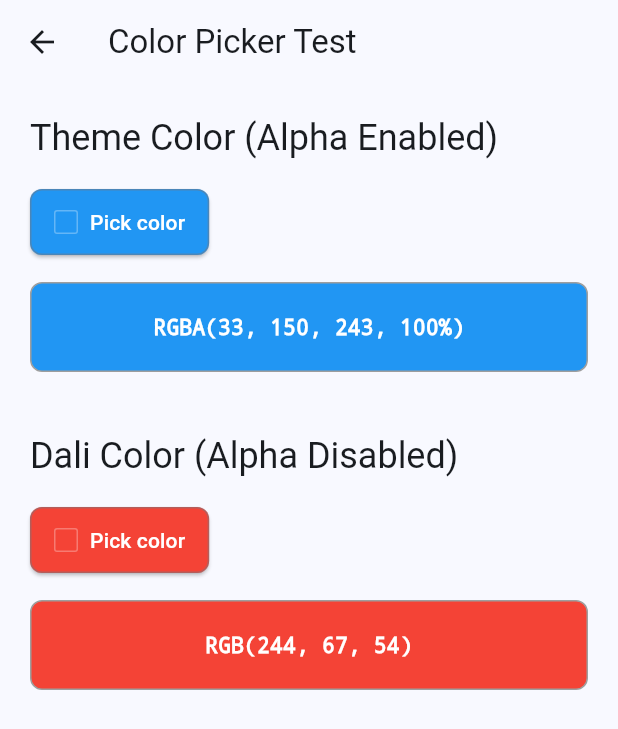
After one commit to tonylu00/DALI-Toolkit, a Flutter app: the ColorPickerTestPage screen opened directly, on a phone screen of 412 x 824 dp. The commit adds this screen. Shown: the top 729 px of the screen. Run offline on Flutter 3.47's test engine with Material 3 defaults, Android fonts, the phone set to English and light mode, and no system bars; our stand-ins replace easy_localization, firebase_analytics, firebase_core, fluttertoast, shared_preferences; missing offline and left inert: universal_ble; accounts and stored records are empty.

Commit message:
fix color picker

```diff
--- /dev/null
+++ b/lib/pages/color_picker_test.dart
@@ -0,0 +1,111 @@
+import 'package:flutter/material.dart';
+import 'package:easy_localization/easy_localization.dart';
+import '../pages/color_picker.dart';
+
+class ColorPickerTestPage extends StatefulWidget {
+  const ColorPickerTestPage({super.key});
+
+  @override
+  State<ColorPickerTestPage> createState() => _ColorPickerTestPageState();
+}
+
+class _ColorPickerTestPageState extends State<ColorPickerTestPage> {
+  Color themeColor = Colors.blue; // 主题颜色，支持alpha
+  Color daliColor = Colors.red; // Dali相关颜色，不支持alpha
+
+  @override
+  Widget build(BuildContext context) {
+    return Scaffold(
+      appBar: AppBar(
+        title: Text('Color Picker Test'.tr()),
+      ),
+      body: Padding(
+        padding: const EdgeInsets.all(20),
+        child: Column(
+          crossAxisAlignment: CrossAxisAlignment.start,
+          children: [
+            // 主题颜色选择器（启用alpha）
+            Text(
+              'Theme Color (Alpha Enabled)'.tr(),
+              style: Theme.of(context).textTheme.headlineSmall,
+            ),
+            const SizedBox(height: 16),
+            MyColorPicker(
+              defaultColor: themeColor,
+              enableAlpha: true, // 启用alpha通道
+              onColorChanged: (color) {
+                setState(() {
+                  themeColor = color;
+                });
+              },
+            ),
+            const SizedBox(height: 16),
+            Container(
+              width: double.infinity,
+              height: 60,
+              decoration: BoxDecoration(
+                color: themeColor,
+                borderRadius: BorderRadius.circular(8),
+                border: Border.all(color: Colors.grey),
+              ),
+              child: Center(
+                child: Text(
+                  'RGBA(${themeColor.red}, ${themeColor.green}, ${themeColor.blue}, ${(themeColor.alpha / 255 * 100).round()}%)',
+                  style: TextStyle(
+                    color: _getContrastColor(themeColor),
+                    fontWeight: FontWeight.bold,
+                    fontFamily: 'monospace',
+                  ),
+                ),
+              ),
+            ),
+
+            const SizedBox(height: 40),
+
+            // Dali颜色选择器（禁用alpha）
+            Text(
+              'Dali Color (Alpha Disabled)'.tr(),
+              style: Theme.of(context).textTheme.headlineSmall,
+            ),
+            const SizedBox(height: 16),
+            MyColorPicker(
+              defaultColor: daliColor,
+              enableAlpha: false, // 禁用alpha通道
+              onColorChanged: (color) {
+                setState(() {
+                  daliColor = color;
+                });
+              },
+            ),
+            const SizedBox(height: 16),
+            Container(
+              width: double.infinity,
+              height: 60,
+              decoration: BoxDecoration(
+                color: daliColor,
+                borderRadius: BorderRadius.circular(8),
+                border: Border.all(color: Colors.grey),
+              ),
+              child: Center(
+                child: Text(
+                  'RGB(${daliColor.red}, ${daliColor.green}, ${daliColor.blue})',
+                  style: TextStyle(
+                    color: _getContrastColor(daliColor),
+                    fontWeight: FontWeight.bold,
+                    fontFamily: 'monospace',
+                  ),
+                ),
+              ),
+            ),
+          ],
+        ),
+      ),
+    );
+  }
+
+  Color _getContrastColor(Color color) {
+    double luminance =
+        (0.299 * color.red + 0.587 * color.green + 0.114 * color.blue) / 255;
+    return luminance > 0.5 ? Colors.black : Colors.white;
+  }
+}
```
Also changed, not shown: lib/dali/base.dart (+23 -13 lines), lib/pages/color_picker.dart (+87 -7 lines), lib/widgets/custom_color_pickers.dart (+62 -3 lines), 3 other files.
